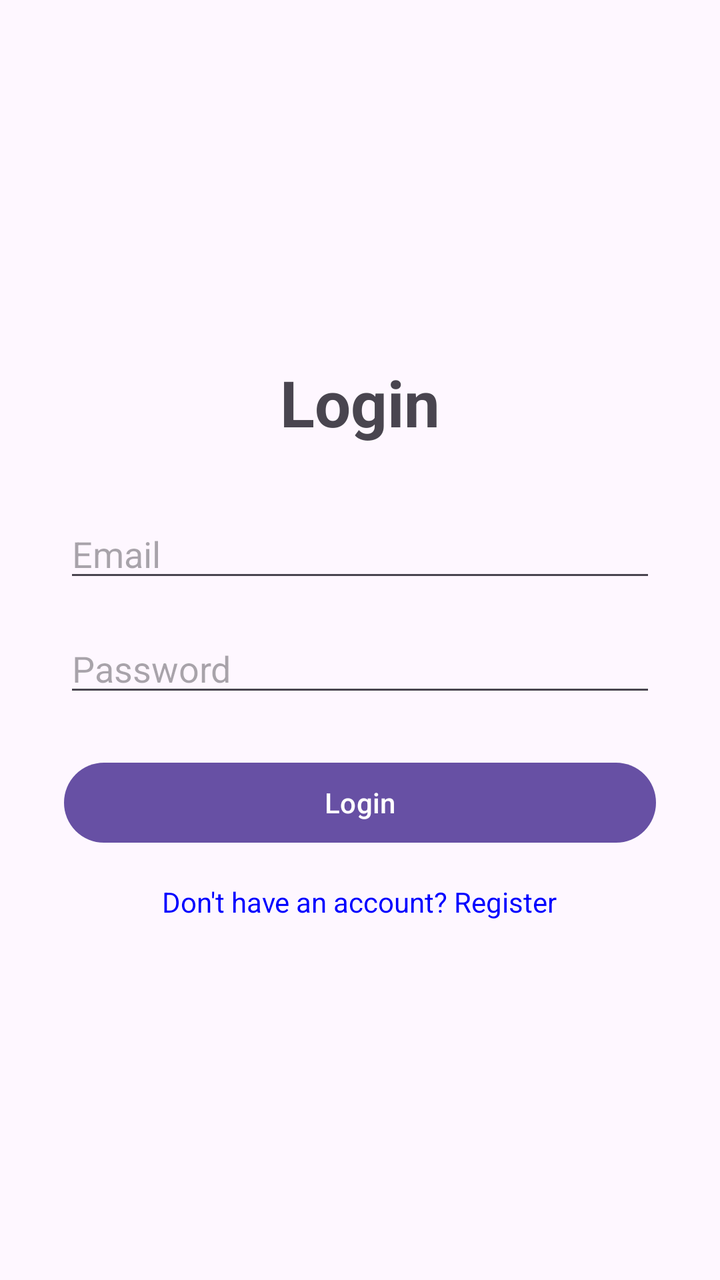
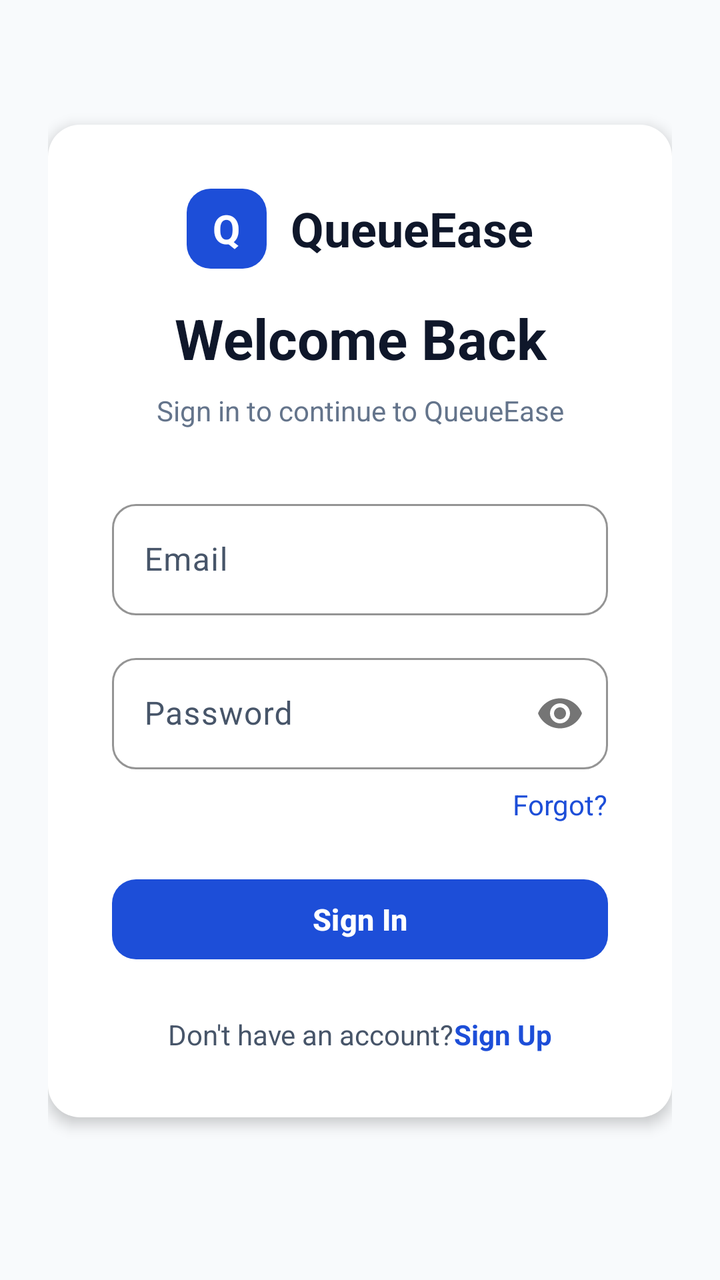

Compare the two renders of this Android layout. The source of the first and the diff that turns it into the second are given below.
<!-- AndroidManifest.xml: application theme Theme.QueueEase -->
<!-- res/layout/activity_login.xml -->
<?xml version="1.0" encoding="utf-8"?>
<LinearLayout xmlns:android="http://schemas.android.com/apk/res/android"
    android:layout_width="match_parent"
    android:layout_height="match_parent"
    android:orientation="vertical"
    android:gravity="center"
    android:padding="32dp">

    <TextView
        android:layout_width="wrap_content"
        android:layout_height="wrap_content"
        android:text="Login"
        android:textSize="32sp"
        android:textStyle="bold"
        android:layout_marginBottom="32dp"/>

    <EditText
        android:id="@+id/etEmail"
        android:layout_width="match_parent"
        android:layout_height="wrap_content"
        android:hint="Email"
        android:inputType="textEmailAddress"
        android:layout_marginBottom="16dp"/>

    <EditText
        android:id="@+id/etPassword"
        android:layout_width="match_parent"
        android:layout_height="wrap_content"
        android:hint="Password"
        android:inputType="textPassword"
        android:layout_marginBottom="24dp"/>

    <Button
        android:id="@+id/btnLogin"
        android:layout_width="match_parent"
        android:layout_height="wrap_content"
        android:text="Login" />

    <TextView
        android:id="@+id/tvRegister"
        android:layout_width="wrap_content"
        android:layout_height="wrap_content"
        android:text="Don't have an account? Register"
        android:textColor="#0000FF"
        android:layout_marginTop="16dp"
        android:clickable="true"
        android:focusable="true"/>

</LinearLayout>
<!-- resources referenced by this layout -->
<resources>
  <style name="Base.Theme.QueueEase" parent="Theme.Material3.DayNight.NoActionBar">
          
          
      </style>
  <!-- unchanged entries left out for length: 1 -->
</resources>

<!-- the commit's change to res/layout/activity_login.xml (unified diff, before → after) -->
@@ -1,49 +1,156 @@
 <?xml version="1.0" encoding="utf-8"?>
-<LinearLayout xmlns:android="http://schemas.android.com/apk/res/android"
+<androidx.constraintlayout.widget.ConstraintLayout xmlns:android="http://schemas.android.com/apk/res/android"
+    xmlns:app="http://schemas.android.com/apk/res-auto"
     android:layout_width="match_parent"
     android:layout_height="match_parent"
-    android:orientation="vertical"
-    android:gravity="center"
-    android:padding="32dp">
+    android:background="@color/gray_50"
+    android:padding="24dp">
 
-    <TextView
+    <LinearLayout
+        android:id="@+id/cardContainer"
+        android:layout_width="match_parent"
+        android:layout_height="wrap_content"
+        android:background="@drawable/bg_auth_card"
+        android:orientation="vertical"
+        android:padding="32dp"
+        android:elevation="4dp"
+        app:layout_constraintBottom_toBottomOf="parent"
+        app:layout_constraintEnd_toEndOf="parent"
+        app:layout_constraintStart_toStartOf="parent"
+        app:layout_constraintTop_toTopOf="parent"
+        app:layout_constraintVertical_bias="0.4">
+
+        <LinearLayout
+            android:layout_width="match_parent"
+            android:layout_height="wrap_content"
+            android:gravity="center"
+            android:orientation="horizontal"
+            android:layout_marginBottom="16dp">
+
+            <FrameLayout
+                android:layout_width="40dp"
+                android:layout_height="40dp"
+                android:background="@drawable/bg_button_primary"
+                android:layout_marginEnd="12dp">
+                <TextView
+                    android:layout_width="wrap_content"
+                    android:layout_height="wrap_content"
+                    android:layout_gravity="center"
+                    android:text="Q"
+                    android:textColor="@color/white"
+                    android:textSize="20sp"
+                    android:textStyle="bold" />
+            </FrameLayout>
+
+            <TextView
+                android:layout_width="wrap_content"
+                android:layout_height="wrap_content"
+                android:text="QueueEase"
+                android:textColor="@color/gray_900"
+                android:textSize="24sp"
+                android:textStyle="bold" />
+        </LinearLayout>
+
+        <TextView
+            android:layout_width="match_parent"
+            android:layout_height="wrap_content"
+            android:gravity="center"
+            android:text="@string/welcome_back"
+            android:textColor="@color/gray_900"
+            android:textSize="28sp"
+            android:textStyle="bold"
+            android:layout_marginBottom="8dp" />
+
+        <TextView
+            android:layout_width="match_parent"
+            android:layout_height="wrap_content"
+            android:gravity="center"
+            android:text="@string/sign_in_subtitle"
+            android:textColor="@color/gray_500"
+            android:textSize="14sp"
+            android:layout_marginBottom="32dp" />
+
+        <com.google.android.material.textfield.TextInputLayout
+            style="@style/QueueEase.TextInput"
+            android:layout_width="match_parent"
+            android:layout_height="wrap_content"
+            android:hint="@string/email"
+            android:layout_marginBottom="16dp">
+
+            <com.google.android.material.textfield.TextInputEditText
+                android:id="@+id/etEmail"
+                android:layout_width="match_parent"
+                android:layout_height="wrap_content"
+                android:inputType="textEmailAddress" />
+        </com.google.android.material.textfield.TextInputLayout>
+
+        <com.google.android.material.textfield.TextInputLayout
+            style="@style/QueueEase.TextInput"
+            android:layout_width="match_parent"
+            android:layout_height="wrap_content"
+            android:hint="@string/password"
+            app:passwordToggleEnabled="true"
+            android:layout_marginBottom="8dp">
+
+            <com.google.android.material.textfield.TextInputEditText
+                android:id="@+id/etPassword"
+                android:layout_width="match_parent"
+                android:layout_height="wrap_content"
+                android:inputType="textPassword" />
+        </com.google.android.material.textfield.TextInputLayout>
+
+        <TextView
+            android:id="@+id/tvForgot"
+            android:layout_width="wrap_content"
+            android:layout_height="wrap_content"
+            android:layout_gravity="end"
+            android:text="@string/forgot_password"
+            android:textColor="@color/blue_600"
+            android:textSize="14sp"
+            android:layout_marginBottom="24dp"
+            android:clickable="true"
+            android:focusable="true"/>
+
+        <Button
+            android:id="@+id/btnLogin"
+            style="@style/QueueEase.Button.Primary"
+            android:layout_width="match_parent"
+            android:layout_height="wrap_content"
+            android:text="@string/sign_in" />
+
+        <LinearLayout
+            android:layout_width="match_parent"
+            android:layout_height="wrap_content"
+            android:gravity="center"
+            android:orientation="horizontal"
+            android:layout_marginTop="24dp">
+
+            <TextView
+                android:layout_width="wrap_content"
+                android:layout_height="wrap_content"
+                android:text="@string/no_account"
+                android:textColor="@color/gray_600" />
+
+            <TextView
+                android:id="@+id/tvRegister"
+                android:layout_width="wrap_content"
+                android:layout_height="wrap_content"
+                android:text="@string/sign_up"
+                android:textColor="@color/blue_600"
+                android:textStyle="bold"
+                android:clickable="true"
+                android:focusable="true" />
+        </LinearLayout>
+    </LinearLayout>
+
+    <ProgressBar
+        android:id="@+id/progressBar"
         android:layout_width="wrap_content"
         android:layout_height="wrap_content"
-        android:text="Login"
-        android:textSize="32sp"
-        android:textStyle="bold"
-        android:layout_marginBottom="32dp"/>
+        android:visibility="gone"
+        app:layout_constraintBottom_toBottomOf="parent"
+        app:layout_constraintEnd_toEndOf="parent"
+        app:layout_constraintStart_toStartOf="parent"
+        app:layout_constraintTop_toTopOf="parent" />
 
-    <EditText
-        android:id="@+id/etEmail"
-        android:layout_width="match_parent"
-        android:layout_height="wrap_content"
-        android:hint="Email"
-        android:inputType="textEmailAddress"
-        android:layout_marginBottom="16dp"/>
-
-    <EditText
-        android:id="@+id/etPassword"
-        android:layout_width="match_parent"
-        android:layout_height="wrap_content"
-        android:hint="Password"
-        android:inputType="textPassword"
-        android:layout_marginBottom="24dp"/>
-
-    <Button
-        android:id="@+id/btnLogin"
-        android:layout_width="match_parent"
-        android:layout_height="wrap_content"
-        android:text="Login" />
-
-    <TextView
-        android:id="@+id/tvRegister"
-        android:layout_width="wrap_content"
-        android:layout_height="wrap_content"
-        android:text="Don't have an account? Register"
-        android:textColor="#0000FF"
-        android:layout_marginTop="16dp"
-        android:clickable="true"
-        android:focusable="true"/>
-
-</LinearLayout>
+</androidx.constraintlayout.widget.ConstraintLayout>
<!-- resource entries referenced after the edit -->
@@ -1,8 +1,127 @@
 <!-- resources referenced by this layout -->
 <resources>
-  <style name="Base.Theme.QueueEase" parent="Theme.Material3.DayNight.NoActionBar">
+  <color name="blue_600">#1D4ED8</color>
+  <color name="gray_50">#F8FAFC</color>
+  <color name="gray_500">#64748B</color>
+  <color name="gray_600">#475569</color>
+  <color name="gray_900">#0F172A</color>
+  <color name="white">#FFFFFFFF</color>
+  <!-- drawable bg_auth_card (drawable) -->
+  <?xml version="1.0" encoding="utf-8"?>
+  <shape xmlns:android="http://schemas.android.com/apk/res/android"
+      android:shape="rectangle">
+      <solid android:color="#FFFFFF" />
+      <corners android:radius="16dp" />
+  </shape>
+  <!-- drawable bg_button_primary (drawable) -->
+  <?xml version="1.0" encoding="utf-8"?>
+  <ripple xmlns:android="http://schemas.android.com/apk/res/android"
+      android:color="#1E40AF">
+      <item>
+          <shape android:shape="rectangle">
+              <solid android:color="#1D4ED8" />
+              <corners android:radius="12dp" />
+          </shape>
+      </item>
+  </ripple>
+  <string name="email">Email</string>
+  <string name="forgot_password">Forgot?</string>
+  <string name="no_account">Don\'t have an account? </string>
+  <string name="password">Password</string>
+  <string name="sign_in">Sign In</string>
+  <string name="sign_in_subtitle">Sign in to continue to QueueEase</string>
+  <string name="sign_up">Sign Up</string>
+  <string name="welcome_back">Welcome Back</string>
+  <style name="QueueEase.Button.Primary" parent="QueueEase.Button">
+          <item name="backgroundTint">@color/blue_600</item>
+          <item name="android:textColor">@color/white</item>
+      </style>
+  <style name="QueueEase.TextInput" parent="Widget.Material3.TextInputLayout.OutlinedBox">
+          <item name="boxStrokeColor">@color/gray_300</item>
+          <item name="boxStrokeWidth">1dp</item>
+          <item name="boxStrokeWidthFocused">2dp</item>
+          <item name="boxBackgroundColor">@color/white</item>
+          <item name="boxCornerRadiusTopStart">@dimen/radius_md</item>
+          <item name="boxCornerRadiusTopEnd">@dimen/radius_md</item>
+          <item name="boxCornerRadiusBottomStart">@dimen/radius_md</item>
+          <item name="boxCornerRadiusBottomEnd">@dimen/radius_md</item>
+          <item name="hintTextColor">@color/blue_600</item>
+      </style>
+  <style name="QueueEase.Button" parent="Widget.Material3.Button">
+          <item name="android:layout_height">@dimen/button_height</item>
+          <item name="android:textAllCaps">false</item>
+          <item name="android:textSize">@dimen/text_base</item>
+          <item name="android:textStyle">bold</item>
+          <item name="cornerRadius">@dimen/radius_md</item>
+      </style>
+  <color name="gray_300">#CBD5E1</color>
+  <dimen name="radius_md">12dp</dimen>
+  <style name="Base.Theme.QueueEase" parent="Theme.Material3.Light.NoActionBar">
           
+          <item name="colorPrimary">@color/blue_600</item>
+          <item name="colorOnPrimary">@color/white</item>
+          <item name="colorPrimaryContainer">@color/blue_100</item>
+          <item name="colorOnPrimaryContainer">@color/blue_700</item>
+  
           
+          <item name="colorSecondary">@color/green_600</item>
+          <item name="colorOnSecondary">@color/white</item>
+          <item name="colorSecondaryContainer">@color/green_50</item>
+          <item name="colorOnSecondaryContainer">@color/green_600</item>
+  
+          
+          <item name="colorTertiary">@color/purple_500</item>
+          <item name="colorOnTertiary">@color/white</item>
+  
+          
+          <item name="colorError">@color/red_500</item>
+          <item name="colorOnError">@color/white</item>
+          <item name="colorErrorContainer">@color/red_50</item>
+  
+          
+          <item name="colorSurface">@color/white</item>
+          <item name="colorOnSurface">@color/gray_800</item>
+          <item name="colorSurfaceVariant">@color/gray_50</item>
+          <item name="colorOnSurfaceVariant">@color/gray_600</item>
+          <item name="colorOutline">@color/gray_300</item>
+          <item name="colorOutlineVariant">@color/border_subtle</item>
+  
+          
+          <item name="android:colorBackground">@color/gray_50</item>
+          <item name="colorOnBackground">@color/gray_800</item>
+  
+          
+          <item name="android:statusBarColor">@color/white</item>
+          <item name="android:windowLightStatusBar" tools:targetApi="23">true</item>
+  
+          
+          <item name="android:navigationBarColor">@color/white</item>
+          <item name="android:windowLightNavigationBar" tools:targetApi="27">true</item>
+  
+          
+          <item name="shapeAppearanceSmallComponent">@style/QueueEase.ShapeSmall</item>
+          <item name="shapeAppearanceMediumComponent">@style/QueueEase.ShapeMedium</item>
+          <item name="shapeAppearanceLargeComponent">@style/QueueEase.ShapeLarge</item>
+      </style>
+  <dimen name="button_height">48dp</dimen>
+  <dimen name="text_base">15sp</dimen>
+  <color name="blue_100">#DBEAFE</color>
+  <color name="blue_700">#1E40AF</color>
+  <color name="green_600">#047857</color>
+  <color name="green_50">#ECFDF5</color>
+  <color name="purple_500">#7C3AED</color>
+  <color name="red_500">#DC2626</color>
+  <color name="red_50">#FEF2F2</color>
+  <color name="gray_800">#1E293B</color>
+  <color name="border_subtle">#E5E7EB</color>
+  <style name="QueueEase.ShapeSmall" parent="ShapeAppearance.Material3.SmallComponent">
+          <item name="cornerSize">8dp</item>
+      </style>
+  <style name="QueueEase.ShapeMedium" parent="ShapeAppearance.Material3.MediumComponent">
+          <item name="cornerSize">12dp</item>
+      </style>
+  <style name="QueueEase.ShapeLarge" parent="ShapeAppearance.Material3.LargeComponent">
+          <item name="cornerSize">16dp</item>
       </style>
   <!-- unchanged entries left out for length: 1 -->
 </resources>
